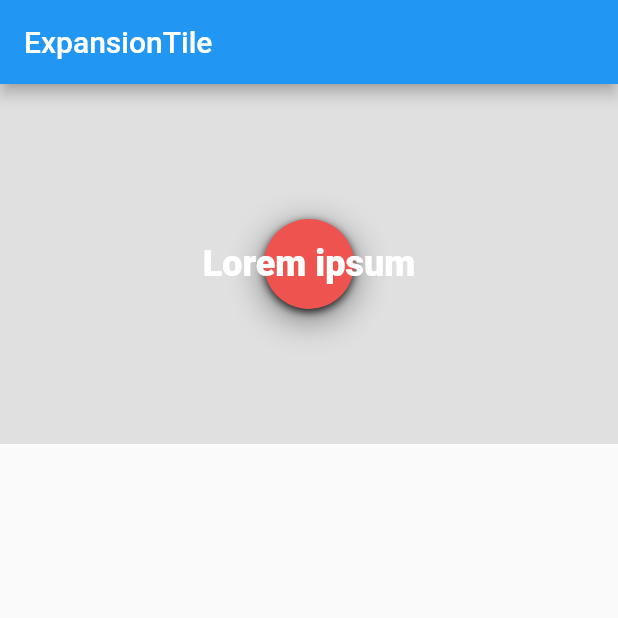
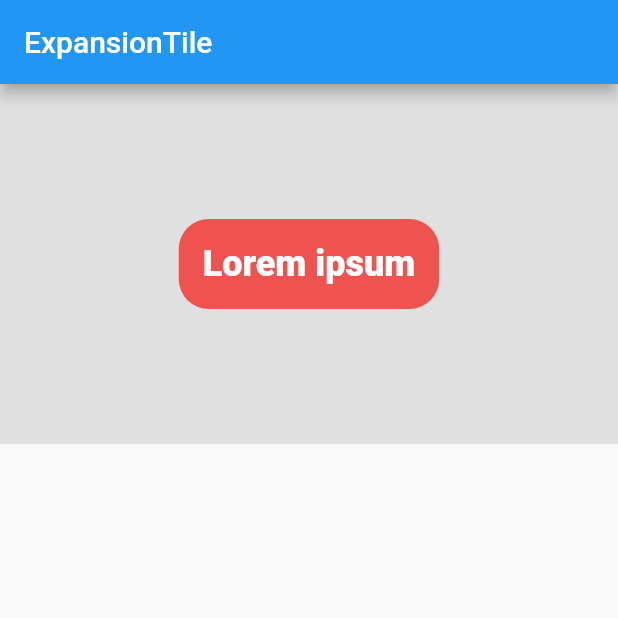
Before and after one commit to liangyuetian/pt-flutter, a Flutter app: the screen it shows after launch, on a phone screen of 412 x 824 dp, the top half of it. Run offline on Flutter 3.47's test engine with Material 2 defaults, Android fonts, the phone set to English and light mode, and no system bars.

Commit message:
上下圆角

```diff
--- a/lib/main.dart
+++ b/lib/main.dart
@@ -23,23 +23,8 @@ class ExpansionTileSample extends StatelessWidget {
               ),
               decoration: new BoxDecoration(
                 color: Colors.red[400],
-//                borderRadius: new BorderRadius.vertical(
-//                    top: Radius.circular(20.0),
-//                    bottom: Radius.circular(10.0)
-//                ),
-                shape: BoxShape.circle, // 专门设置圆和椭圆
-                boxShadow: <BoxShadow>[
-                  new BoxShadow (
-                    color: const Color(0xcc000000),
-                    offset: new Offset(0.0, 2.0),
-                    blurRadius: 4.0,
-                  ),
-                  new BoxShadow (
-                    color: const Color(0x80000000),
-                    offset: new Offset(0.0, 6.0),
-                    blurRadius: 20.0,
-                  ),
-                ],
+                borderRadius: new BorderRadius.vertical(
+                    top: Radius.circular(20.0), bottom: Radius.circular(20.0)),
               ),
               padding: new EdgeInsets.all(16.0),
             ),
```
